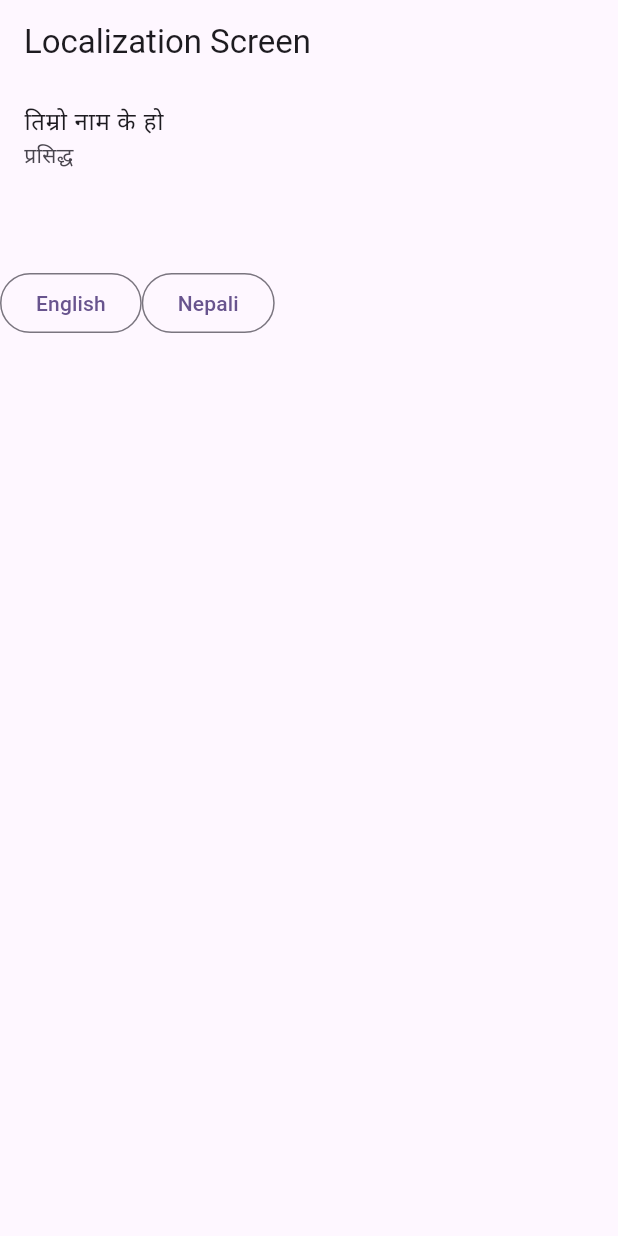
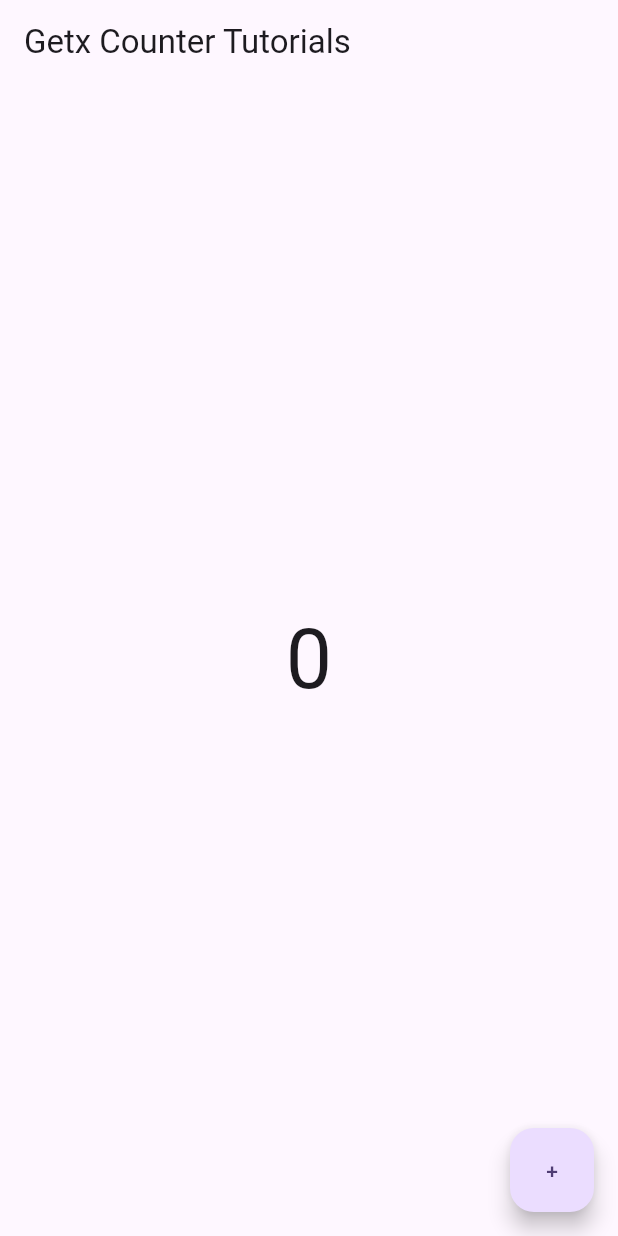
Before and after one commit to Prasiddha777/Flutter_GetX, a Flutter app: the screen it shows after launch, on a phone screen of 412 x 824 dp. Run offline on Flutter 3.47's test engine with Material 2 defaults, Android fonts, the phone set to English and light mode, and no system bars; our stand-ins replace get.

Commit message:
counter program

```diff
--- /dev/null
+++ b/lib/counter/counter.dart
@@ -0,0 +1,50 @@
+import 'dart:async';
+
+import 'package:flutter/material.dart';
+import 'package:get/get.dart';
+import 'package:get_app/counter/counter_controller.dart';
+
+class CounterScreen extends StatefulWidget {
+  const CounterScreen({super.key});
+
+  @override
+  State<CounterScreen> createState() => _CounterScreenState();
+}
+
+class _CounterScreenState extends State<CounterScreen> {
+  //dependency injecting;
+  final CounterController controller = Get.put(CounterController());
+
+  @override
+  void initState() {
+    // TODO: implement initState
+    super.initState();
+    // Timer.periodic(Duration(seconds: 1), (timer) {
+    //   x++;
+    //   setState(() {});
+    // });
+  }
+
+  @override
+  Widget build(BuildContext context) {
+    return Scaffold(
+      appBar: AppBar(
+        title: const Text('Getx Counter Tutorials'),
+      ),
+      body: Center(child: Obx(() {
+        return Text(
+          controller.counter.string,
+          style: const TextStyle(
+            fontSize: 55,
+          ),
+        );
+      })),
+      floatingActionButton: FloatingActionButton(
+        onPressed: () {
+          controller.incrementCounter();
+        },
+        child: const Text('+'),
+      ),
+    );
+  }
+}
--- /dev/null
+++ b/lib/counter/counter_controller.dart
@@ -0,0 +1,14 @@
+import 'package:get/get.dart';
+
+class CounterController extends GetxController {
+//getx controller bata aako
+// RxInt
+
+//obs ==  observeable
+  RxInt counter = 0.obs;
+
+//
+  incrementCounter() {
+    counter.value++;
+  }
+}
--- a/lib/main.dart
+++ b/lib/main.dart
@@ -1,4 +1,5 @@
 import 'package:flutter/material.dart';
+import 'package:get_app/counter/counter.dart';
 import 'package:get_app/heightwidth_screen.dart';
 import 'package:get_app/home_screen.dart';
 import 'package:get/get.dart';
@@ -27,7 +28,7 @@
         colorScheme: ColorScheme.fromSeed(seedColor: Colors.deepPurple),
         useMaterial3: true,
       ),
-      home: const LocalizationScreen(),
+      home: const CounterScreen(),
       getPages: [
         GetPage(
           name: '/',
```
